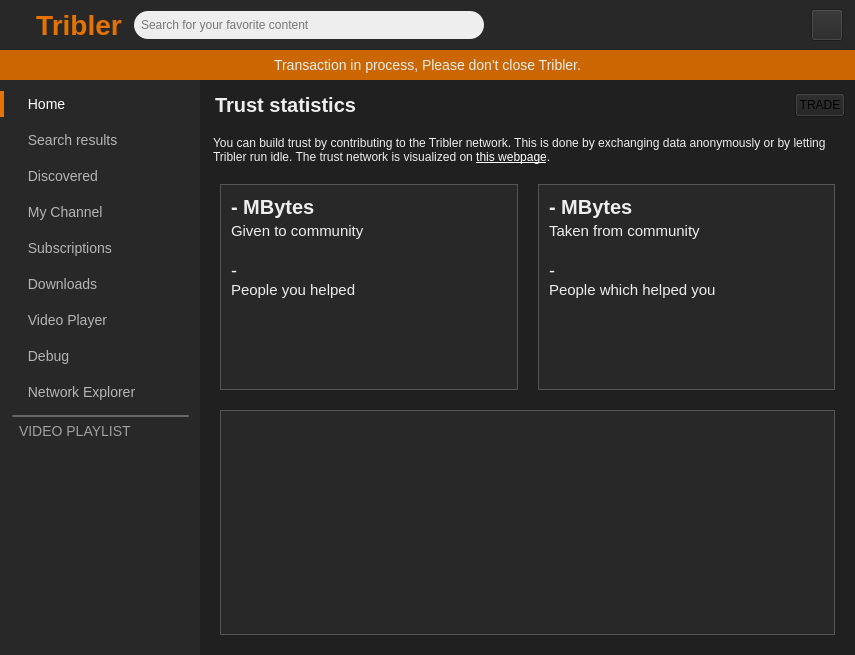
First picture: the form in TriblerGUI/qt_resources/mainwindow.ui, repository vandenheuvel/tribler, before the edit.
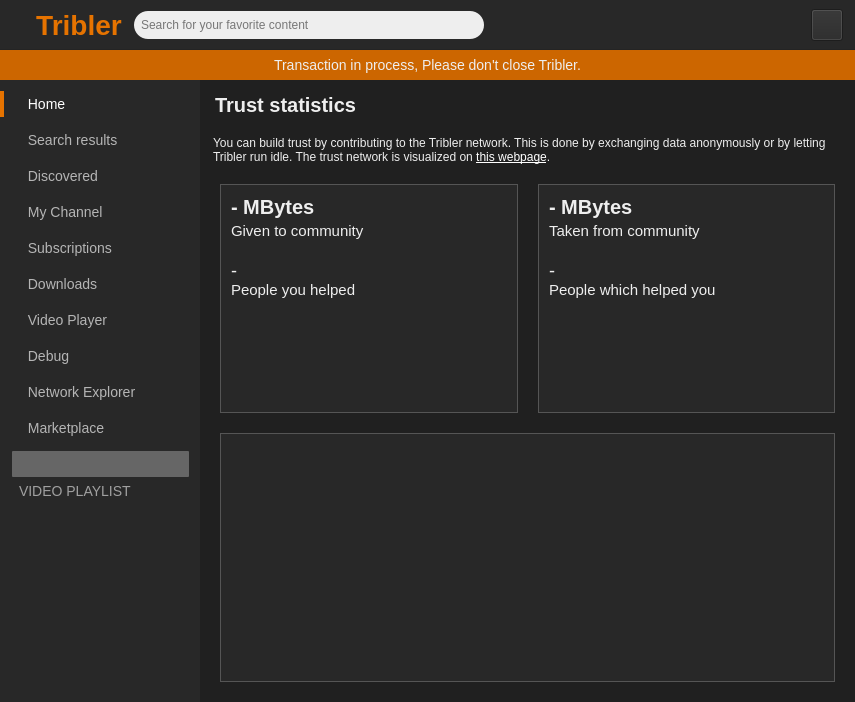
Second picture: the form after the edit. Icons and pictures are not drawn. Custom widgets are drawn as their Qt base class.

Commit message: Move the market to left menu and remove old button

Diff of the .ui file:
```diff
--- a/TriblerGUI/qt_resources/mainwindow.ui
+++ b/TriblerGUI/qt_resources/mainwindow.ui
@@ -7,7 +7,7 @@
     <x>0</x>
     <y>0</y>
     <width>855</width>
-    <height>655</height>
+    <height>702</height>
    </rect>
   </property>
   <property name="sizePolicy">
@@ -919,6 +919,35 @@
            </property>
           </widget>
          </item>
+         <item>
+          <widget class="QPushButton" name="left_menu_button_market">
+           <property name="minimumSize">
+            <size>
+             <width>0</width>
+             <height>26</height>
+            </size>
+           </property>
+           <property name="focusPolicy">
+            <enum>Qt::NoFocus</enum>
+           </property>
+           <property name="text">
+            <string> Marketplace</string>
+           </property>
+           <property name="icon">
+            <iconset>
+             <normaloff>../images/marketplace.png</normaloff>../images/marketplace.png</iconset>
+           </property>
+           <property name="checkable">
+            <bool>true</bool>
+           </property>
+           <property name="checked">
+            <bool>false</bool>
+           </property>
+           <property name="flat">
+            <bool>true</bool>
+           </property>
+          </widget>
+         </item>
          <item>
           <widget class="QWidget" name="left_menu_playlist_container" native="true">
            <property name="sizePolicy">
@@ -954,13 +983,13 @@
               <property name="minimumSize">
                <size>
                 <width>0</width>
-                <height>2</height>
+                <height>26</height>
                </size>
               </property>
               <property name="maximumSize">
                <size>
                 <width>16777215</width>
-                <height>2</height>
+                <height>30</height>
                </size>
               </property>
               <property name="styleSheet">
@@ -8895,60 +8924,6 @@
                </property>
               </widget>
              </item>
-             <item>
-              <spacer name="horizontalSpacer_69">
-               <property name="orientation">
-                <enum>Qt::Horizontal</enum>
-               </property>
-               <property name="sizeType">
-                <enum>QSizePolicy::Fixed</enum>
-               </property>
-               <property name="sizeHint" stdset="0">
-                <size>
-                 <width>10</width>
-                 <height>20</height>
-                </size>
-               </property>
-              </spacer>
-             </item>
-             <item>
-              <widget class="EllipseButton" name="trade_button">
-               <property name="minimumSize">
-                <size>
-                 <width>50</width>
-                 <height>24</height>
-                </size>
-               </property>
-               <property name="maximumSize">
-                <size>
-                 <width>50</width>
-                 <height>24</height>
-                </size>
-               </property>
-               <property name="cursor">
-                <cursorShape>PointingHandCursor</cursorShape>
-               </property>
-               <property name="text">
-                <string>TRADE</string>
-               </property>
-              </widget>
-             </item>
-             <item>
-              <spacer name="horizontalSpacer_20">
-               <property name="orientation">
-                <enum>Qt::Horizontal</enum>
-               </property>
-               <property name="sizeType">
-                <enum>QSizePolicy::Fixed</enum>
-               </property>
-               <property name="sizeHint" stdset="0">
-                <size>
-                 <width>10</width>
-                 <height>20</height>
-                </size>
-               </property>
-              </spacer>
-             </item>
             </layout>
            </widget>
           </item>
```
Left out of the diff: 79 changed lines with no effect on the pictures. The commit also changes 6 other files.
